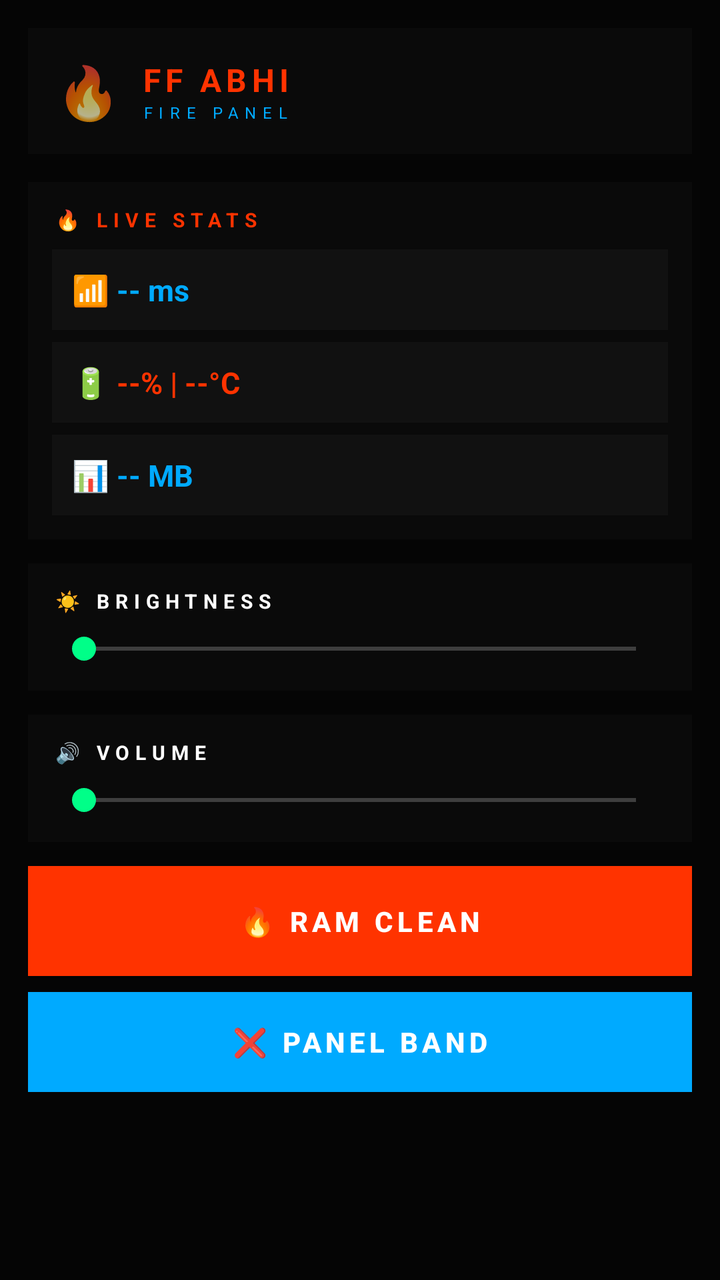
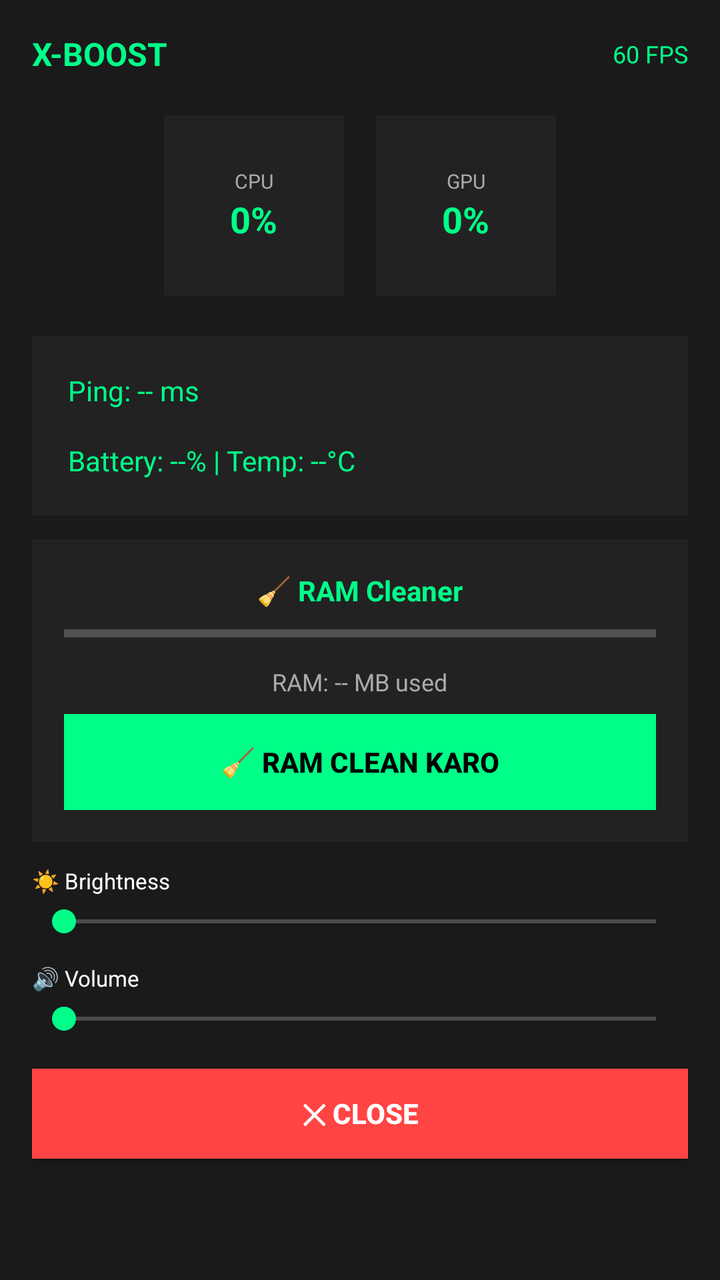

An Android layout rendered at two revisions. The XML below is the earlier revision; the diff shows what the commit changed to produce the second picture.
<!-- AndroidManifest.xml: application theme AppTheme -->
<!-- res/layout/panel_layout.xml -->
<?xml version="1.0" encoding="utf-8"?>
<ScrollView xmlns:android="http://schemas.android.com/apk/res/android"
    android:layout_width="300dp"
    android:layout_height="match_parent"
    android:background="#050505">

    <LinearLayout
        android:layout_width="match_parent"
        android:layout_height="wrap_content"
        android:orientation="vertical"
        android:padding="14dp">

        <LinearLayout
            android:layout_width="match_parent"
            android:layout_height="wrap_content"
            android:orientation="horizontal"
            android:gravity="center_vertical"
            android:background="#0A0A0A"
            android:padding="14dp"
            android:layout_marginBottom="14dp">

            <TextView
                android:layout_width="wrap_content"
                android:layout_height="wrap_content"
                android:text="🔥"
                android:textSize="26sp"/>

            <LinearLayout
                android:layout_width="0dp"
                android:layout_height="wrap_content"
                android:layout_weight="1"
                android:orientation="vertical"
                android:layout_marginLeft="10dp">

                <TextView
                    android:layout_width="wrap_content"
                    android:layout_height="wrap_content"
                    android:text="FF ABHI"
                    android:textColor="#FF3300"
                    android:textSize="16sp"
                    android:textStyle="bold"
                    android:letterSpacing="0.15"/>

                <TextView
                    android:layout_width="wrap_content"
                    android:layout_height="wrap_content"
                    android:text="FIRE PANEL"
                    android:textColor="#00AAFF"
                    android:textSize="8sp"
                    android:letterSpacing="0.4"/>
            </LinearLayout>
        </LinearLayout>

        <LinearLayout
            android:layout_width="match_parent"
            android:layout_height="wrap_content"
            android:orientation="vertical"
            android:background="#0A0A0A"
            android:padding="12dp"
            android:layout_marginBottom="12dp">

            <TextView
                android:layout_width="wrap_content"
                android:layout_height="wrap_content"
                android:text="🔥 LIVE STATS"
                android:textColor="#FF3300"
                android:textSize="10sp"
                android:textStyle="bold"
                android:letterSpacing="0.3"
                android:layout_marginBottom="8dp"/>

            <TextView
                android:id="@+id/panelPing"
                android:layout_width="match_parent"
                android:layout_height="wrap_content"
                android:text="📶 -- ms"
                android:textColor="#00AAFF"
                android:textSize="15sp"
                android:textStyle="bold"
                android:padding="10dp"
                android:background="#111111"
                android:layout_marginBottom="6dp"/>

            <TextView
                android:id="@+id/panelBattery"
                android:layout_width="match_parent"
                android:layout_height="wrap_content"
                android:text="🔋 --% | --°C"
                android:textColor="#FF3300"
                android:textSize="15sp"
                android:textStyle="bold"
                android:padding="10dp"
                android:background="#111111"
                android:layout_marginBottom="6dp"/>

            <TextView
                android:id="@+id/panelRam"
                android:layout_width="match_parent"
                android:layout_height="wrap_content"
                android:text="📊 -- MB"
                android:textColor="#00AAFF"
                android:textSize="15sp"
                android:textStyle="bold"
                android:padding="10dp"
                android:background="#111111"/>
        </LinearLayout>

        <LinearLayout
            android:layout_width="match_parent"
            android:layout_height="wrap_content"
            android:orientation="vertical"
            android:background="#0A0A0A"
            android:padding="12dp"
            android:layout_marginBottom="12dp">

            <TextView
                android:layout_width="wrap_content"
                android:layout_height="wrap_content"
                android:text="☀️ BRIGHTNESS"
                android:textColor="#FFFFFF"
                android:textSize="10sp"
                android:textStyle="bold"
                android:letterSpacing="0.3"
                android:layout_marginBottom="8dp"/>

            <SeekBar
                android:id="@+id/brightnessSlider"
                android:layout_width="match_parent"
                android:layout_height="wrap_content"
                android:max="255"/>
        </LinearLayout>

        <LinearLayout
            android:layout_width="match_parent"
            android:layout_height="wrap_content"
            android:orientation="vertical"
            android:background="#0A0A0A"
            android:padding="12dp"
            android:layout_marginBottom="12dp">

            <TextView
                android:layout_width="wrap_content"
                android:layout_height="wrap_content"
                android:text="🔊 VOLUME"
                android:textColor="#FFFFFF"
                android:textSize="10sp"
                android:textStyle="bold"
                android:letterSpacing="0.3"
                android:layout_marginBottom="8dp"/>

            <SeekBar
                android:id="@+id/volumeSlider"
                android:layout_width="match_parent"
                android:layout_height="wrap_content"
                android:max="15"/>
        </LinearLayout>

        <Button
            android:id="@+id/btnCleanRam"
            android:layout_width="match_parent"
            android:layout_height="55dp"
            android:text="🔥 RAM CLEAN"
            android:background="#FF3300"
            android:textColor="#FFFFFF"
            android:textStyle="bold"
            android:letterSpacing="0.15"
            android:layout_marginBottom="8dp"/>

        <Button
            android:id="@+id/btnClosePanel"
            android:layout_width="match_parent"
            android:layout_height="50dp"
            android:text="❌ PANEL BAND"
            android:background="#00AAFF"
            android:textColor="#FFFFFF"
            android:textStyle="bold"
            android:letterSpacing="0.15"/>

    </LinearLayout>
</ScrollView>
<!-- resources referenced by this layout -->
<resources>
  <style name="AppTheme" parent="android:Theme.Material.NoActionBar">
          <item name="android:colorPrimary">#00FF88</item>
          <item name="android:colorAccent">#00FF88</item>
          <item name="android:windowBackground">#0D0D0D</item>
          <item name="android:textColorPrimary">#FFFFFF</item>
          <item name="android:statusBarColor">#0D0D0D</item>
          <item name="android:navigationBarColor">#0D0D0D</item>
      </style>
</resources>

<!-- the commit's change to res/layout/panel_layout.xml (unified diff, before → after) -->
@@ -1,180 +1,219 @@
 <?xml version="1.0" encoding="utf-8"?>
-<ScrollView xmlns:android="http://schemas.android.com/apk/res/android"
-    android:layout_width="300dp"
+<LinearLayout xmlns:android="http://schemas.android.com/apk/res/android"
+    android:layout_width="280dp"
     android:layout_height="match_parent"
-    android:background="#050505">
-
+    android:orientation="vertical"
+    android:background="#1A1A1A"
+    android:padding="16dp">
+
+    
+    <LinearLayout
+        android:layout_width="match_parent"
+        android:layout_height="wrap_content"
+        android:orientation="horizontal"
+        android:gravity="center_vertical"
+        android:layout_marginBottom="20dp">
+
+        <TextView
+            android:layout_width="wrap_content"
+            android:layout_height="wrap_content"
+            android:text="X-BOOST"
+            android:textColor="#00FF88"
+            android:textSize="16sp"
+            android:textStyle="bold"/>
+
+        <TextView
+            android:layout_width="0dp"
+            android:layout_height="wrap_content"
+            android:layout_weight="1"/>
+
+        <TextView
+            android:id="@+id/fpsText"
+            android:layout_width="wrap_content"
+            android:layout_height="wrap_content"
+            android:text="60 FPS"
+            android:textColor="#00FF88"
+            android:textSize="12sp"/>
+    </LinearLayout>
+
+    
+    <LinearLayout
+        android:layout_width="match_parent"
+        android:layout_height="wrap_content"
+        android:orientation="horizontal"
+        android:gravity="center"
+        android:layout_marginBottom="20dp">
+
+        <LinearLayout
+            android:layout_width="90dp"
+            android:layout_height="90dp"
+            android:orientation="vertical"
+            android:gravity="center"
+            android:background="#222222"
+            android:layout_marginRight="8dp">
+
+            <TextView
+                android:layout_width="wrap_content"
+                android:layout_height="wrap_content"
+                android:text="CPU"
+                android:textColor="#AAAAAA"
+                android:textSize="10sp"/>
+
+            <TextView
+                android:id="@+id/cpuText"
+                android:layout_width="wrap_content"
+                android:layout_height="wrap_content"
+                android:text="0%"
+                android:textColor="#00FF88"
+                android:textSize="18sp"
+                android:textStyle="bold"/>
+        </LinearLayout>
+
+        <LinearLayout
+            android:layout_width="90dp"
+            android:layout_height="90dp"
+            android:orientation="vertical"
+            android:gravity="center"
+            android:background="#222222"
+            android:layout_marginLeft="8dp">
+
+            <TextView
+                android:layout_width="wrap_content"
+                android:layout_height="wrap_content"
+                android:text="GPU"
+                android:textColor="#AAAAAA"
+                android:textSize="10sp"/>
+
+            <TextView
+                android:id="@+id/gpuText"
+                android:layout_width="wrap_content"
+                android:layout_height="wrap_content"
+                android:text="0%"
+                android:textColor="#00FF88"
+                android:textSize="18sp"
+                android:textStyle="bold"/>
+        </LinearLayout>
+    </LinearLayout>
+
+    
     <LinearLayout
         android:layout_width="match_parent"
         android:layout_height="wrap_content"
         android:orientation="vertical"
-        android:padding="14dp">
-
-        <LinearLayout
-            android:layout_width="match_parent"
-            android:layout_height="wrap_content"
-            android:orientation="horizontal"
-            android:gravity="center_vertical"
-            android:background="#0A0A0A"
-            android:padding="14dp"
-            android:layout_marginBottom="14dp">
-
-            <TextView
-                android:layout_width="wrap_content"
-                android:layout_height="wrap_content"
-                android:text="🔥"
-                android:textSize="26sp"/>
-
-            <LinearLayout
-                android:layout_width="0dp"
-                android:layout_height="wrap_content"
-                android:layout_weight="1"
-                android:orientation="vertical"
-                android:layout_marginLeft="10dp">
-
-                <TextView
-                    android:layout_width="wrap_content"
-                    android:layout_height="wrap_content"
-                    android:text="FF ABHI"
-                    android:textColor="#FF3300"
-                    android:textSize="16sp"
-                    android:textStyle="bold"
-                    android:letterSpacing="0.15"/>
-
-                <TextView
-                    android:layout_width="wrap_content"
-                    android:layout_height="wrap_content"
-                    android:text="FIRE PANEL"
-                    android:textColor="#00AAFF"
-                    android:textSize="8sp"
-                    android:letterSpacing="0.4"/>
-            </LinearLayout>
-        </LinearLayout>
-
-        <LinearLayout
-            android:layout_width="match_parent"
-            android:layout_height="wrap_content"
-            android:orientation="vertical"
-            android:background="#0A0A0A"
-            android:padding="12dp"
-            android:layout_marginBottom="12dp">
-
-            <TextView
-                android:layout_width="wrap_content"
-                android:layout_height="wrap_content"
-                android:text="🔥 LIVE STATS"
-                android:textColor="#FF3300"
-                android:textSize="10sp"
-                android:textStyle="bold"
-                android:letterSpacing="0.3"
-                android:layout_marginBottom="8dp"/>
-
-            <TextView
-                android:id="@+id/panelPing"
-                android:layout_width="match_parent"
-                android:layout_height="wrap_content"
-                android:text="📶 -- ms"
-                android:textColor="#00AAFF"
-                android:textSize="15sp"
-                android:textStyle="bold"
-                android:padding="10dp"
-                android:background="#111111"
-                android:layout_marginBottom="6dp"/>
-
-            <TextView
-                android:id="@+id/panelBattery"
-                android:layout_width="match_parent"
-                android:layout_height="wrap_content"
-                android:text="🔋 --% | --°C"
-                android:textColor="#FF3300"
-                android:textSize="15sp"
-                android:textStyle="bold"
-                android:padding="10dp"
-                android:background="#111111"
-                android:layout_marginBottom="6dp"/>
-
-            <TextView
-                android:id="@+id/panelRam"
-                android:layout_width="match_parent"
-                android:layout_height="wrap_content"
-                android:text="📊 -- MB"
-                android:textColor="#00AAFF"
-                android:textSize="15sp"
-                android:textStyle="bold"
-                android:padding="10dp"
-                android:background="#111111"/>
-        </LinearLayout>
-
-        <LinearLayout
-            android:layout_width="match_parent"
-            android:layout_height="wrap_content"
-            android:orientation="vertical"
-            android:background="#0A0A0A"
-            android:padding="12dp"
-            android:layout_marginBottom="12dp">
-
-            <TextView
-                android:layout_width="wrap_content"
-                android:layout_height="wrap_content"
-                android:text="☀️ BRIGHTNESS"
-                android:textColor="#FFFFFF"
-                android:textSize="10sp"
-                android:textStyle="bold"
-                android:letterSpacing="0.3"
-                android:layout_marginBottom="8dp"/>
-
-            <SeekBar
-                android:id="@+id/brightnessSlider"
-                android:layout_width="match_parent"
-                android:layout_height="wrap_content"
-                android:max="255"/>
-        </LinearLayout>
-
-        <LinearLayout
-            android:layout_width="match_parent"
-            android:layout_height="wrap_content"
-            android:orientation="vertical"
-            android:background="#0A0A0A"
-            android:padding="12dp"
-            android:layout_marginBottom="12dp">
-
-            <TextView
-                android:layout_width="wrap_content"
-                android:layout_height="wrap_content"
-                android:text="🔊 VOLUME"
-                android:textColor="#FFFFFF"
-                android:textSize="10sp"
-                android:textStyle="bold"
-                android:letterSpacing="0.3"
-                android:layout_marginBottom="8dp"/>
-
-            <SeekBar
-                android:id="@+id/volumeSlider"
-                android:layout_width="match_parent"
-                android:layout_height="wrap_content"
-                android:max="15"/>
-        </LinearLayout>
+        android:background="#222222"
+        android:padding="12dp"
+        android:layout_marginBottom="12dp">
+
+        <TextView
+            android:id="@+id/panelPing"
+            android:layout_width="match_parent"
+            android:layout_height="wrap_content"
+            android:text="Ping: -- ms"
+            android:textColor="#00FF88"
+            android:textSize="14sp"
+            android:padding="6dp"
+            android:layout_marginBottom="4dp"/>
+
+        <TextView
+            android:id="@+id/panelBattery"
+            android:layout_width="match_parent"
+            android:layout_height="wrap_content"
+            android:text="Battery: --% | Temp: --°C"
+            android:textColor="#00FF88"
+            android:textSize="14sp"
+            android:padding="6dp"/>
+    </LinearLayout>
+
+    
+    <LinearLayout
+        android:layout_width="match_parent"
+        android:layout_height="wrap_content"
+        android:orientation="vertical"
+        android:gravity="center"
+        android:background="#222222"
+        android:padding="16dp"
+        android:layout_marginBottom="12dp">
+
+        <TextView
+            android:id="@+id/cleanStatus"
+            android:layout_width="wrap_content"
+            android:layout_height="wrap_content"
+            android:text="🧹 RAM Cleaner"
+            android:textColor="#00FF88"
+            android:textSize="14sp"
+            android:textStyle="bold"
+            android:layout_marginBottom="8dp"/>
+
+        <ProgressBar
+            android:id="@+id/cleanProgress"
+            style="?android:attr/progressBarStyleHorizontal"
+            android:layout_width="match_parent"
+            android:layout_height="8dp"
+            android:max="100"
+            android:progress="0"
+            android:progressTint="#00FF88"
+            android:layout_marginBottom="12dp"/>
+
+        <TextView
+            android:id="@+id/ramInfo"
+            android:layout_width="wrap_content"
+            android:layout_height="wrap_content"
+            android:text="RAM: -- MB used"
+            android:textColor="#AAAAAA"
+            android:textSize="12sp"
+            android:layout_marginBottom="8dp"/>
 
         <Button
             android:id="@+id/btnCleanRam"
             android:layout_width="match_parent"
-            android:layout_height="55dp"
-            android:text="🔥 RAM CLEAN"
-            android:background="#FF3300"
-            android:textColor="#FFFFFF"
-            android:textStyle="bold"
-            android:letterSpacing="0.15"
-            android:layout_marginBottom="8dp"/>
-
-        <Button
-            android:id="@+id/btnClosePanel"
-            android:layout_width="match_parent"
-            android:layout_height="50dp"
-            android:text="❌ PANEL BAND"
-            android:background="#00AAFF"
-            android:textColor="#FFFFFF"
-            android:textStyle="bold"
-            android:letterSpacing="0.15"/>
-
-    </LinearLayout>
-</ScrollView>
+            android:layout_height="48dp"
+            android:text="🧹 RAM CLEAN KARO"
+            android:background="#00FF88"
+            android:textColor="#000000"
+            android:textStyle="bold"/>
+
+    </LinearLayout>
+
+    
+    <TextView
+        android:layout_width="wrap_content"
+        android:layout_height="wrap_content"
+        android:text="☀️ Brightness"
+        android:textColor="#FFFFFF"
+        android:textSize="11sp"
+        android:layout_marginBottom="4dp"/>
+
+    <SeekBar
+        android:id="@+id/brightnessSlider"
+        android:layout_width="match_parent"
+        android:layout_height="wrap_content"
+        android:max="255"
+        android:layout_marginBottom="12dp"/>
+
+    
+    <TextView
+        android:layout_width="wrap_content"
+        android:layout_height="wrap_content"
+        android:text="🔊 Volume"
+        android:textColor="#FFFFFF"
+        android:textSize="11sp"
+        android:layout_marginBottom="4dp"/>
+
+    <SeekBar
+        android:id="@+id/volumeSlider"
+        android:layout_width="match_parent"
+        android:layout_height="wrap_content"
+        android:max="15"
+        android:layout_marginBottom="16dp"/>
+
+    
+    <Button
+        android:id="@+id/btnClosePanel"
+        android:layout_width="match_parent"
+        android:layout_height="45dp"
+        android:text="✕ CLOSE"
+        android:background="#FF4444"
+        android:textColor="#FFFFFF"
+        android:textStyle="bold"/>
+
+</LinearLayout>
